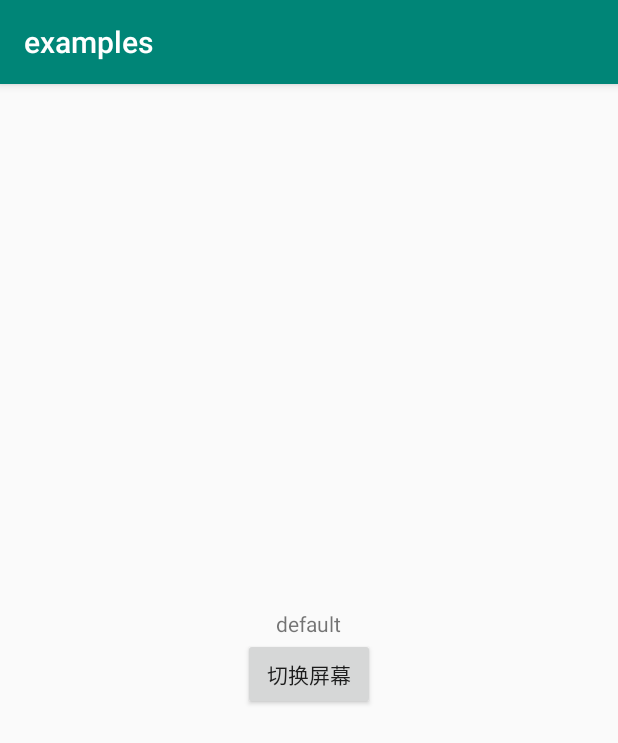
After one commit to itwangxiang/blog, an Android app: the ScreenSwitchActivity screen opened directly, with no data from a screen before it, on a phone screen of 412 x 824 dp. The commit adds this screen. Shown: the top 743 px of the screen. Run offline under Robolectric (Android 15) with nearby library versions, the phone set to English and light mode, and no system bars; libraries missing offline, so code that uses them is left out: com.blankj.utilcode; 1 statement that could not run was skipped.

Commit message:
ScreenSwitchActivity

```diff
--- a/code/android/examples/app/build.gradle
+++ b/code/android/examples/app/build.gradle
@@ -1,4 +1,6 @@
 apply plugin: 'com.android.application'
+apply plugin: 'kotlin-android'
+apply plugin: 'kotlin-android-extensions'
 
 android {
     compileSdkVersion 28
@@ -41,4 +43,5 @@ dependencies {
     implementation 'com.orhanobut:logger:2.2.0'
 
     implementation 'org.greenrobot:eventbus:3.1.1'
+    implementation "org.jetbrains.kotlin:kotlin-stdlib-jdk7:$kotlin_version"
 }
--- a/code/android/examples/app/src/main/AndroidManifest.xml
+++ b/code/android/examples/app/src/main/AndroidManifest.xml
@@ -17,7 +17,11 @@
         android:supportsRtl="true"
         android:theme="@style/AppTheme"
         tools:ignore="AllowBackup,GoogleAppIndexingWarning">
-        <activity android:name=".ui.ViewActivity"></activity>
+<!--        android:configChanges="orientation|keyboardHidden|screenSize"-->
+        <activity
+            android:name=".ui.ScreenSwitchActivity"
+            android:screenOrientation="portrait" />
+        <activity android:name=".ui.ViewActivity" />
         <activity android:name=".ui.CustomViewActivity" />
         <activity android:name=".ui.BasicViewActivity" />
         <activity android:name=".ui.OSSActivity" />
--- a/code/android/examples/app/src/main/java/cn/todev/examples/MainActivity.java
+++ b/code/android/examples/app/src/main/java/cn/todev/examples/MainActivity.java
@@ -23,6 +23,7 @@ import cn.todev.examples.ui.EventFirstActivity;
 import cn.todev.examples.ui.HandlerActivity;
 import cn.todev.examples.ui.LruCacheActivity;
 import cn.todev.examples.ui.OSSActivity;
+import cn.todev.examples.ui.ScreenSwitchActivity;
 import cn.todev.examples.ui.ServiceFirstActivity;
 import cn.todev.examples.ui.ThreadPoolActivity;
 import cn.todev.examples.ui.ViewActivity;
@@ -58,6 +59,7 @@ public class MainActivity extends AppCompatActivity {
         level0Item.addSubItem(new Level1Item("Service", ServiceFirstActivity.class));
         level0Item.addSubItem(new Level1Item("BroadcastReceiver", null));
         level0Item.addSubItem(new Level1Item("Content Provider", null));
+        level0Item.addSubItem(new Level1Item("屏幕切换", ScreenSwitchActivity.class));
         res.add(level0Item);
 
         level0Item = new Level0Item("View 篇");
--- /dev/null
+++ b/code/android/examples/app/src/main/java/cn/todev/examples/ui/ScreenSwitchActivity.kt
@@ -0,0 +1,36 @@
+package cn.todev.examples.ui
+
+import android.content.res.Configuration
+import androidx.appcompat.app.AppCompatActivity
+import android.os.Bundle
+import cn.todev.examples.R
+import com.blankj.utilcode.util.LogUtils
+import com.blankj.utilcode.util.ScreenUtils
+import kotlinx.android.synthetic.main.activity_screen_switch.*
+
+class ScreenSwitchActivity : AppCompatActivity() {
+
+    override fun onCreate(savedInstanceState: Bundle?) {
+        super.onCreate(savedInstanceState)
+        setContentView(R.layout.activity_screen_switch)
+
+        btnSwitch.setOnClickListener {
+            if(ScreenUtils.isLandscape()) {
+                ScreenUtils.setPortrait(this)
+            }else {
+                ScreenUtils.setLandscape(this)
+            }
+        }
+    }
+
+    override fun onResume() {
+        super.onResume()
+        LogUtils.e("onResume")
+    }
+
+    override fun onConfigurationChanged(newConfig: Configuration?) {
+        super.onConfigurationChanged(newConfig)
+
+        LogUtils.e("onConfigurationChanged: isLandscape -> " + ScreenUtils.isLandscape())
+    }
+}
--- /dev/null
+++ b/code/android/examples/app/src/main/res/layout-land/activity_screen_switch.xml
@@ -0,0 +1,21 @@
+<?xml version="1.0" encoding="utf-8"?>
+<LinearLayout xmlns:android="http://schemas.android.com/apk/res/android"
+    android:orientation="vertical"
+    xmlns:tools="http://schemas.android.com/tools"
+    android:gravity="center"
+    android:layout_width="match_parent"
+    android:layout_height="match_parent"
+    tools:context=".ui.ScreenSwitchActivity">
+
+    <TextView
+        android:text="land"
+        android:layout_width="wrap_content"
+        android:layout_height="wrap_content"/>
+
+    <Button
+        android:id="@+id/btnSwitch"
+        android:text="切换屏幕"
+        android:layout_width="wrap_content"
+        android:layout_height="wrap_content"/>
+
+</LinearLayout>
--- /dev/null
+++ b/code/android/examples/app/src/main/res/layout/activity_screen_switch.xml
@@ -0,0 +1,23 @@
+<?xml version="1.0" encoding="utf-8"?>
+<LinearLayout xmlns:android="http://schemas.android.com/apk/res/android"
+    android:orientation="vertical"
+    xmlns:tools="http://schemas.android.com/tools"
+    android:gravity="center"
+    android:layout_width="match_parent"
+    android:layout_height="match_parent"
+    tools:context=".ui.ScreenSwitchActivity">
+
+    <TextView
+        android:text="default"
+        android:layout_width="wrap_content"
+        android:layout_height="wrap_content"/>
+
+
+
+    <Button
+        android:id="@+id/btnSwitch"
+        android:text="切换屏幕"
+        android:layout_width="wrap_content"
+        android:layout_height="wrap_content"/>
+
+</LinearLayout>
--- a/code/android/examples/build.gradle
+++ b/code/android/examples/build.gradle
@@ -1,7 +1,7 @@
 // Top-level build file where you can add configuration options common to all sub-projects/modules.
 
 buildscript {
-    ext.kotlin_version = '1.3.41'
+    ext.kotlin_version = '1.3.50'
 
     repositories {
         google()
```
